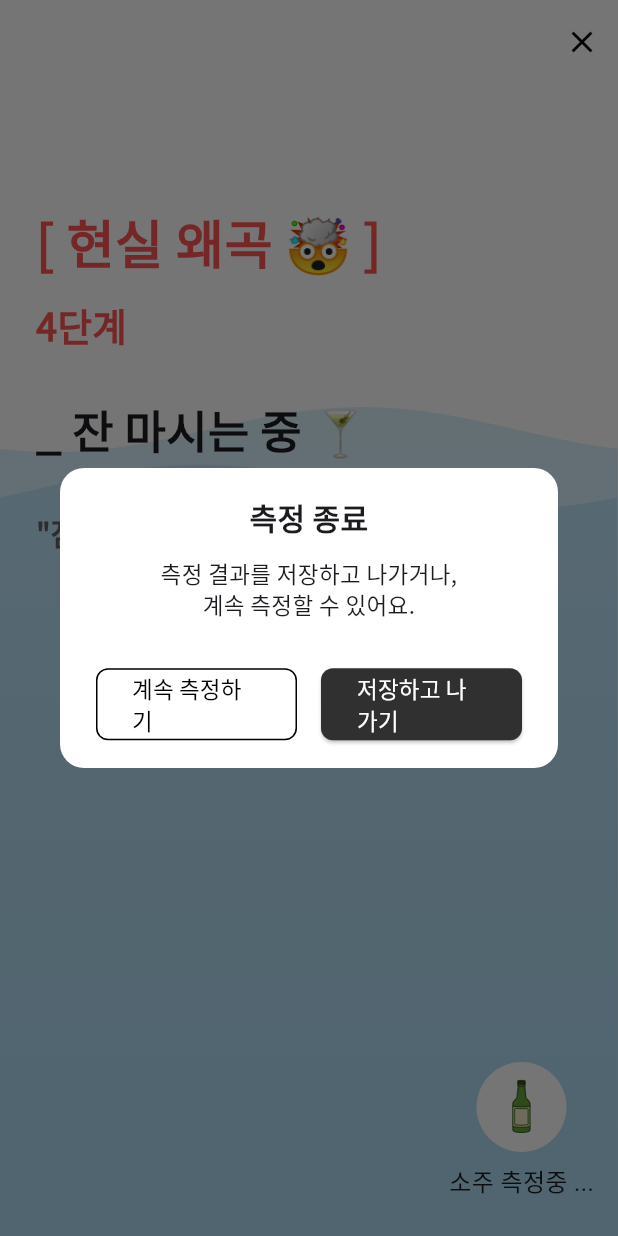
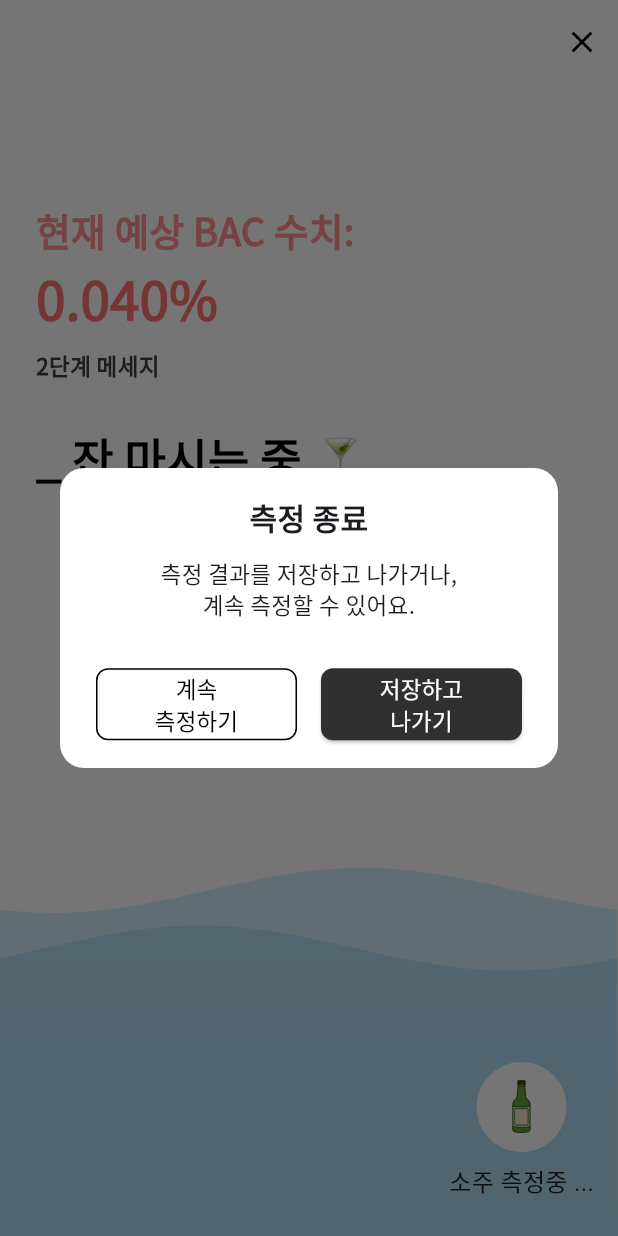
Before and after one commit to inu-capstone-VCHE/todays_drink_app, a Flutter app: the DrunkennessScreen screen opened directly, after a tap on the "close" icon, on a phone screen of 412 x 824 dp. Run offline on Flutter 3.47's test engine with Material 3 defaults, Android fonts, the phone set to English and light mode, and no system bars; our stand-ins replace image_picker, table_calendar.

Commit message:
로그인 - 이메일 수정, BAC 측정 ui 변경

```diff
--- a/lib/loginscreen/loginDefault_screen.dart
+++ b/lib/loginscreen/loginDefault_screen.dart
@@ -160,7 +160,7 @@ class _LoginDefaultScreenState extends State<LoginDefaultScreen> {
         url,
         headers: {'Content-Type': 'application/json'},
         body: jsonEncode({
-          'name': _emailController.text,
+          'email': _emailController.text,
           'password': _passwordController.text,
         }),
       );
--- a/lib/mainscreens/DrunknessScreens/drink_type_selection.dart
+++ b/lib/mainscreens/DrunknessScreens/drink_type_selection.dart
@@ -13,13 +13,6 @@ class DrinkTypeSelectionScreen extends StatelessWidget {
         leading: IconButton(
           icon: const Icon(Icons.arrow_back_ios, color: Colors.black),
           onPressed: () => Navigator.pop(context),
-        ),
-        title: Text(
-          'BAC 측정 모드',
-          style: TextStyle(
-              fontSize: 18,
-              fontFamily: 'NotoSansKR'
-          ),
         ),
       ),
       body: Padding(
--- a/lib/mainscreens/DrunknessScreens/drunkenness_screen.dart
+++ b/lib/mainscreens/DrunknessScreens/drunkenness_screen.dart
@@ -5,13 +5,9 @@ import 'package:todays_drink/mainscreens/calendar_screen.dart';
 
 // 단계별 데이터 구조
 class DrunkennessStageData {
-  final String title;
-  final String subtitle;
   final List<String> messages;
 
   DrunkennessStageData({
-    required this.title,
-    required this.subtitle,
     required this.messages,
   });
 }
@@ -62,6 +58,22 @@ class WavePainter extends CustomPainter {
   bool shouldRepaint(covariant CustomPainter oldDelegate) => true;
 }
 
+final Map<int, Color> bacColorByLevel = {
+  1: Color(0xFFFF9191),
+  2: Color(0xFFFF7373),
+  3: Color(0xFFFF5555),
+  4: Color(0xFFFF3737),
+  5: Color(0xFFFF1919),
+};
+
+int getDrunkennessLevel(double bac) {
+  if (bac <= 0.03) return 1;
+  if (bac <= 0.06) return 2;
+  if (bac <= 0.10) return 3;
+  if (bac <= 0.20) return 4;
+  return 5;
+}
+
 class DrunkennessScreen extends StatefulWidget {
   final String drinkType;
 
@@ -76,54 +88,13 @@ class _DrunkennessScreenState extends State<DrunkennessScreen> with SingleTicker
   int drunkennessLevel = 4;
 
   late DrunkennessStageData stage;
-  late String _randomMessage;
 
   final Map<int, DrunkennessStageData> stageDataMap = {
-    1: DrunkennessStageData(
-      title: "[ 이제 시작이지~ 😁 ]",
-      subtitle: "1단계",
-      messages: [
-        "오늘은 진짜 안 취한다.\n오늘은 진심 간술임.",
-        "오늘은 진짜 가볍게 ㄱㄱ",
-        "오늘은 취할 생각 없음~ㅎ"
-      ],
-    ),
-    2: DrunkennessStageData(
-      title: "[ 텐션 급상승 😜 ]",
-      subtitle: "2단계",
-      messages: [
-        "아 이제 시작 아님??\n한 잔만 더 ㄱㄱ",
-        "오늘은 진짜 안 취할 거야 ㅎㅎ\n걱정하지 마~",
-        "이제 함 제대로 마셔볼까??"
-      ],
-    ),
-    3: DrunkennessStageData(
-      title: "[ 감성 과부하 🥲 ]",
-      subtitle: "3단계",
-      messages: [
-        "야 너 진짜 내가 많이\n좋아하는 거 알지? ㅎㅠㅠ",
-        "이거 마시면...\n우리 우정 영원한 거다...",
-        "야 걔한테 오랜만에 전화해볼까?"
-      ],
-    ),
-    4: DrunkennessStageData(
-      title: "[ 현실 왜곡 🤯 ]",
-      subtitle: "4단계",
-      messages: [
-        "엥 내 에어팟 어디 갔어?..",
-        "잠만 핸드폰은 어디감?",
-        "간술: 간에다 술붓기 ㅋㅋㅋ"
-      ],
-    ),
-    5: DrunkennessStageData(
-      title: "[ 블랙아웃 🫥 ]",
-      subtitle: "5단계",
-      messages: [
-        "숙취와 후회가 내일을 기다려요...",
-        "여긴 어디 나는 누구..?\n(집에 가 빨리...)",
-        "어제 뭐 했더라...? (기억 삭제)"
-      ],
-    ),
+    1: DrunkennessStageData(messages: ["1단계 메세지"]),
+    2: DrunkennessStageData(messages: ["2단계 메세지"]),
+    3: DrunkennessStageData(messages: ["3단계 메세지"]),
+    4: DrunkennessStageData(messages: ["4단계 메세지"]),
+    5: DrunkennessStageData(messages: ["5단계 메세지"]),
   };
 
   double getBaseYRatio(int level) {
@@ -143,21 +114,19 @@ class _DrunkennessScreenState extends State<DrunkennessScreen> with SingleTicker
     }
   }
 
+  double bac = 0.04;
+
   @override
   void initState() {
     super.initState();
+
+    drunkennessLevel = getDrunkennessLevel(bac);
     stage = stageDataMap[drunkennessLevel]!;
-    _randomMessage = getRandomMessage(stage.messages);
 
     _animationController = AnimationController(
       vsync: this,
       duration: Duration(seconds: 3),
     )..repeat();
-  }
-
-  String getRandomMessage(List<String> messages) {
-    final random = Random();
-    return messages[random.nextInt(messages.length)];
   }
 
   @override
@@ -232,7 +201,8 @@ class _DrunkennessScreenState extends State<DrunkennessScreen> with SingleTicker
                                       minimumSize: const Size(0, 48), // height 고정, width는 Expanded가 조절
                                     ),
                                     child: const Text(
-                                      "계속 측정하기",
+                                      "계속\n측정하기",
+                                      textAlign: TextAlign.center,
                                       style: TextStyle(
                                         color: Colors.black,
                                         fontFamily: "NotoSansKR",
@@ -260,7 +230,8 @@ class _DrunkennessScreenState extends State<DrunkennessScreen> with SingleTicker
                                       minimumSize: const Size(0, 48),
                                     ),
                                     child: const Text(
-                                      "저장하고 나가기",
+                                      "저장하고\n나가기",
+                                      textAlign: TextAlign.center,
                                       style: TextStyle(
                                         color: Colors.white,
                                         fontFamily: "NotoSansKR",
@@ -324,23 +295,34 @@ class _DrunkennessScreenState extends State<DrunkennessScreen> with SingleTicker
                 mainAxisSize: MainAxisSize.min,
                 children: [
                   Text(
-                    stage.title,
+                    "현재 예상 BAC 수치: ",
+                    style: TextStyle(
+                      fontFamily: 'NotoSansKR',
+                      fontSize: 25,
+                      fontWeight: FontWeight.bold,
+                      color: Color(0xFFFF9191),
+                    ),
+                    textAlign: TextAlign.left,
+                  ),
+                  SizedBox(height: 1),
+                  Text(
+                    "${bac.toStringAsFixed(3)}%",
                     style: TextStyle(
                       fontFamily: 'NotoSansKR',
                       fontSize: 35,
                       fontWeight: FontWeight.bold,
-                      color: Colors.redAccent,
+                      color: bacColorByLevel[drunkennessLevel],
                     ),
                     textAlign: TextAlign.left,
                   ),
                   SizedBox(height: 10),
                   Text(
-                    stage.subtitle,
+                    stage.messages[0],
                     style: TextStyle(
                       fontFamily: 'NotoSansKR',
-                      fontSize: 25,
+                      fontSize: 15,
                       fontWeight: FontWeight.bold,
-                      color: Colors.redAccent,
+                      color: Colors.grey[800],
                     ),
                     textAlign: TextAlign.left,
                   ),
@@ -351,20 +333,11 @@ class _DrunkennessScreenState extends State<DrunkennessScreen> with SingleTicker
                       fontFamily: 'NotoSansKR',
                       fontSize: 30,
                       fontWeight: FontWeight.bold,
+                      color: Colors.black,
                     ),
                     textAlign: TextAlign.left,
                   ),
                   SizedBox(height: 30),
-                  Text(
-                    "\"$_randomMessage\"",
-                    style: TextStyle(
-                      fontFamily: 'NotoSansKR',
-                      fontSize: 20,
-                      fontWeight: FontWeight.bold,
-                      color: Colors.grey[700],
-                    ),
-                    textAlign: TextAlign.left,
-                  ),
                 ],
               ),
             ),
--- a/lib/mainscreens/bacInfoScreen.dart
+++ b/lib/mainscreens/bacInfoScreen.dart
@@ -14,13 +14,6 @@ class BacScreen extends StatelessWidget {
         leading: IconButton(
           icon: Icon(Icons.arrow_back_ios, color: Colors.black),
           onPressed: () => Navigator.pop(context),
-        ),
-        title: Text(
-          'BAC란?',
-          style: TextStyle(
-              fontSize: 18,
-              fontFamily: 'NotoSansKR'
-          ),
         ),
       ),
       backgroundColor: Colors.white,
```
